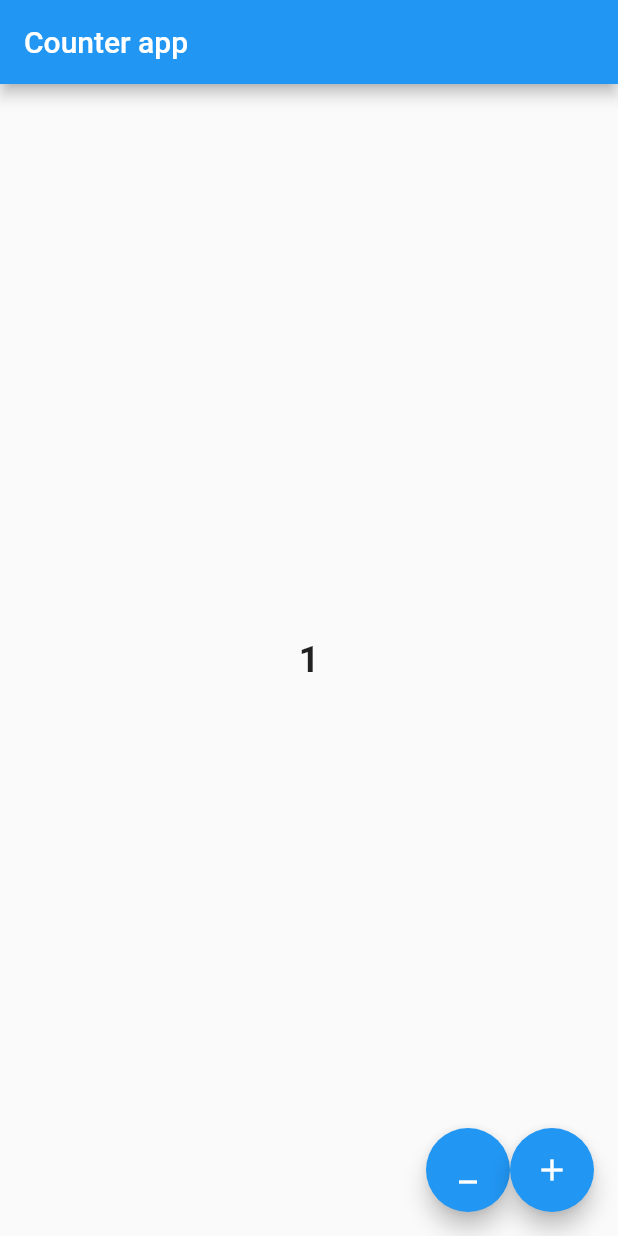
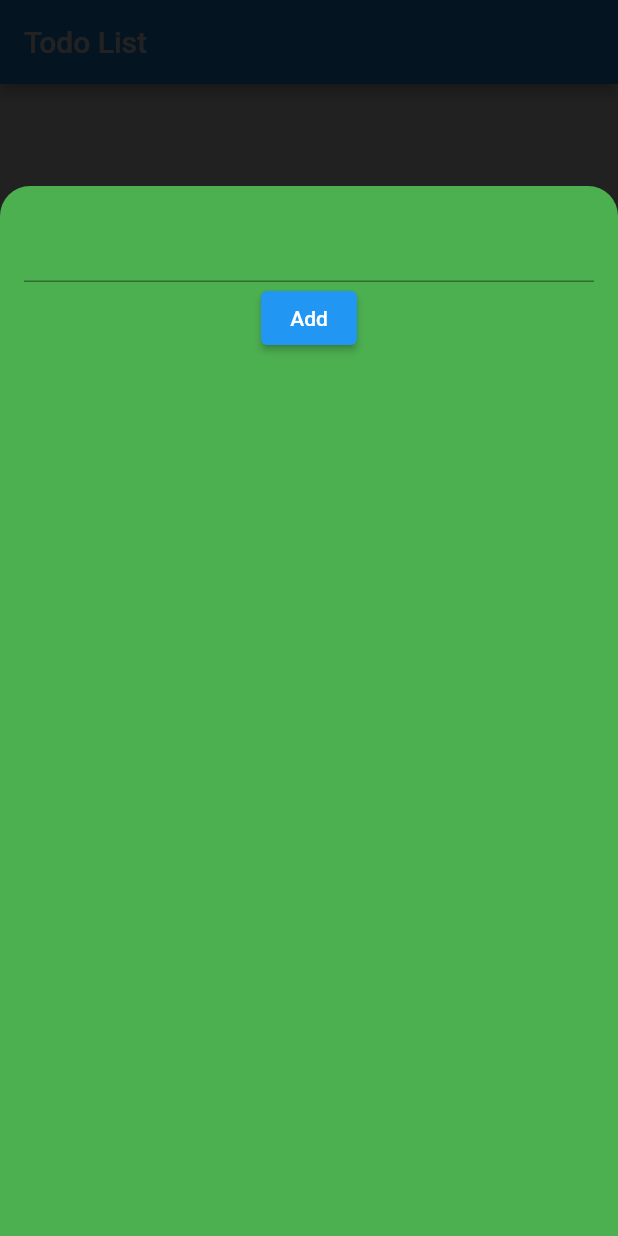
Before and after one commit to RafatMeraz/ostad_flutter_batch_two, a Flutter app: the screen it shows after launch, after a tap on the "add" icon, on a phone screen of 412 x 824 dp. Run offline on Flutter 3.47's test engine with Material 2 defaults, Android fonts, the phone set to English and light mode, and no system bars.

Commit message:
todo list with stateful widget and bottom sheet widget

```diff
--- a/lib/main.dart
+++ b/lib/main.dart
@@ -9,8 +9,83 @@ class MyApp extends StatelessWidget {
 
   @override
   Widget build(BuildContext context) {
-    return MaterialApp(
-      home: CounterScreen(),
+    return const MaterialApp(
+      home: TodoListScreen(),
+    );
+  }
+}
+
+class TodoListScreen extends StatefulWidget {
+  const TodoListScreen({Key? key}) : super(key: key);
+
+  @override
+  State<TodoListScreen> createState() => _TodoListScreenState();
+}
+
+class _TodoListScreenState extends State<TodoListScreen> {
+  List<String> todos = [];
+  TextEditingController todoETController = TextEditingController();
+
+  /// modal bottom sheet - user interaction (anywhere)
+  /// bottom sheet - Body with the help nearest scaffold (show information)
+
+  @override
+  Widget build(BuildContext context) {
+    return Scaffold(
+      appBar: AppBar(
+        title: const Text('Todo List'),
+      ),
+      floatingActionButton: FloatingActionButton(
+        onPressed: () {
+          showModalBottomSheet(
+            context: context,
+            isDismissible: true,
+            barrierColor: Colors.black87,
+            backgroundColor: Colors.green,
+            shape: const RoundedRectangleBorder(
+              borderRadius: BorderRadius.only(
+                topRight: Radius.circular(20),
+                topLeft: Radius.circular(20)
+              )
+            ),
+            isScrollControlled: true,
+            enableDrag: true,
+            builder: (context) {
+              return SizedBox(
+                height: 700,
+                child: Padding(
+                  padding: const EdgeInsets.all(16.0),
+                  child: Column(
+                    children: [
+                      TextField(
+                        controller: todoETController,
+                      ),
+                      ElevatedButton(
+                        onPressed: () {
+                          todos.add(todoETController.text);
+                          todoETController.clear();
+                          setState(() {});
+                          Navigator.pop(context);
+                        },
+                        child: const Text('Add'),
+                      )
+                    ],
+                  ),
+                ),
+              );
+            },
+          );
+        },
+        child: const Icon(Icons.add),
+      ),
+      body: ListView.builder(
+        itemCount: todos.length,
+        itemBuilder: (context, index) {
+          return ListTile(
+            title: Text(todos[index]),
+          );
+        },
+      ),
     );
   }
 }
```
